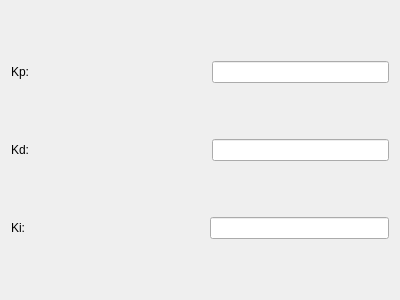
Qt form src/view/control_configuration/classic_control_view.ui (martincrxz/induction-heater-software) before a commit.
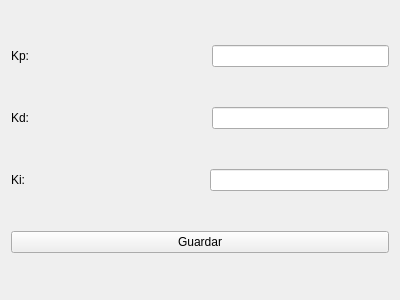
The same form after that commit.

Commit message: refactor de la vista de control clasico

```diff
--- a/src/view/control_configuration/classic_control_view.ui
+++ b/src/view/control_configuration/classic_control_view.ui
@@ -95,6 +95,13 @@
      </item>
     </layout>
    </item>
+   <item>
+    <widget class="QPushButton" name="saveButton">
+     <property name="text">
+      <string>Guardar</string>
+     </property>
+    </widget>
+   </item>
   </layout>
  </widget>
  <resources/>
```
The commit also changes 9 other files.
